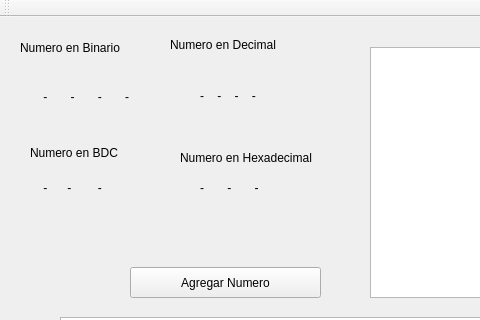
Old version of the form hamingtables.ui in the repository AndreyGarro/HamingAlgorithm; both pictures show x 0 to 480 and y 0 to 320 of the 1449 by 640 pixel window.
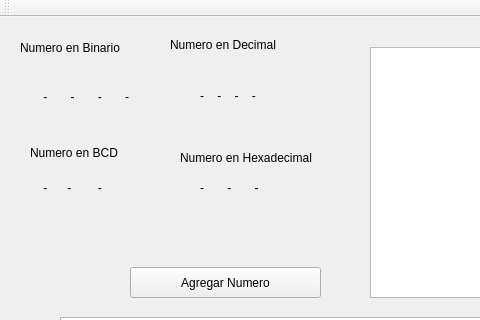
New version of the form.

Diff of the .ui file:
```diff
--- a/hamingtables.ui
+++ b/hamingtables.ui
@@ -109,7 +109,7 @@
      </rect>
     </property>
     <property name="text">
-     <string>Numero en BDC</string>
+     <string>Numero en BCD</string>
     </property>
    </widget>
    <widget class="QLabel" name="label_4">
```
